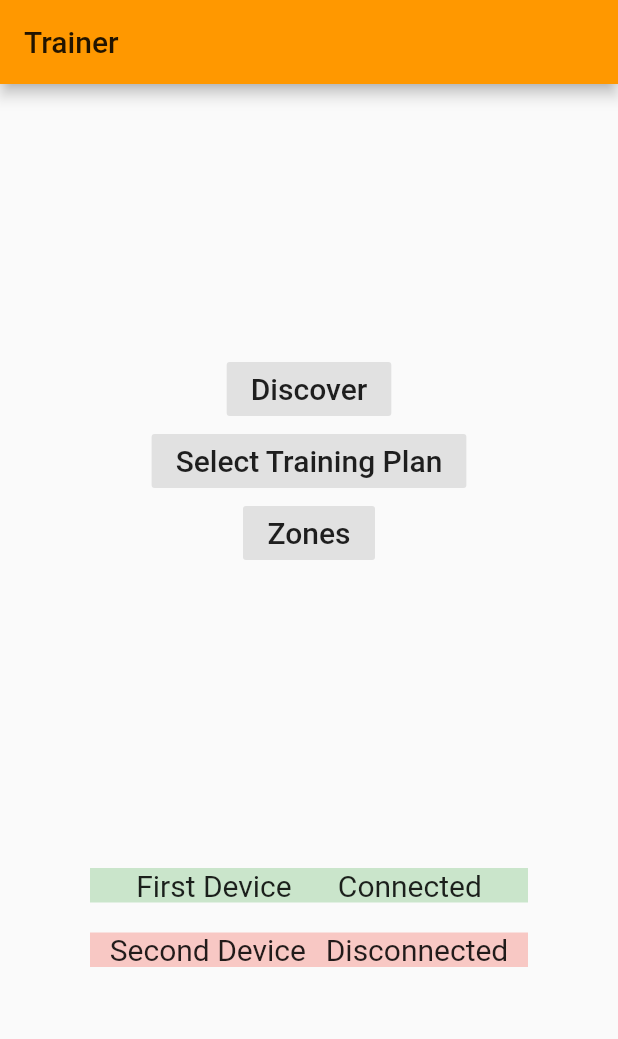
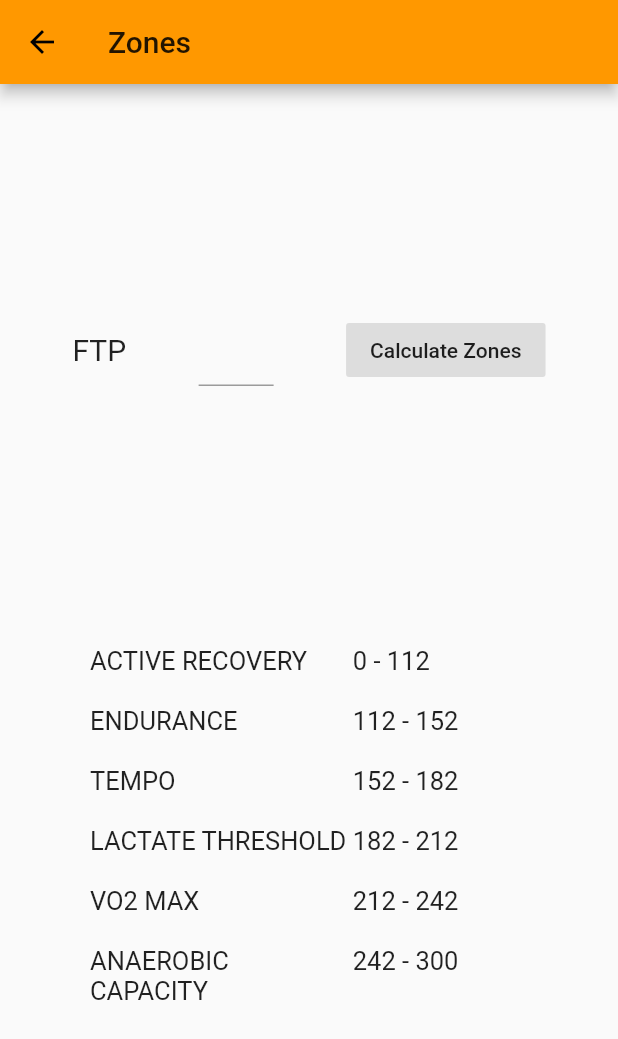
Before and after one commit to 2mawi2/Flutter-Trainer, a Flutter app: the screen it shows after launch, after a tap on "Zones", on a phone screen of 412 x 824 dp. Shown: the top 1039 px of the screen. Run offline on Flutter 3.47's test engine with Material 2 defaults, Android fonts, the phone set to English and light mode, and no system bars.

Commit message:
Implement Zones

```diff
--- a/lib/home/widget/HomeWidget.dart
+++ b/lib/home/HomeWidget.dart
@@ -1,12 +1,12 @@
 import 'package:flutter/cupertino.dart';
 import 'package:flutter/material.dart';
-import 'package:trainer/home/model/Device.dart';
+import 'package:trainer/home/Device.dart';
+import 'package:trainer/zone/ZoneWidget.dart';
 
-import '../../common/Styles.dart';
+import '../common/Styles.dart';
 
 class HomeWidget extends StatefulWidget {
-  HomeWidget({Key key, this.title}) : super(key: key);
-  final String title;
+  HomeWidget({Key key}) : super(key: key);
 
   @override
   _HomeState createState() => _HomeState();
@@ -38,13 +38,18 @@ class _HomeState extends State<HomeWidget> {
 
   void _onClickSelectButton() {}
 
-  void _onClickZonesButton() {}
+  void _onClickZonesButton() {
+    Navigator.push(
+      context,
+      MaterialPageRoute(builder: (context) => ZoneWidget()),
+    );
+  }
 
   @override
   Widget build(BuildContext context) {
     return Scaffold(
       appBar: AppBar(
-        title: Text(widget.title),
+        title: Text("Trainer"),
       ),
       body: Center(
         child: Column(
@@ -75,7 +80,7 @@ class _HomeState extends State<HomeWidget> {
                     Text(device.name, style: TextStyle(fontSize: 20.0)),
                     Spacer(),
                     Text(device.getStateText(),
-                        style: TextStyle(fontSize: 20.0)),
+                        style: TextStyle(fontSize: 15.0)),
                     Spacer(),
                   ],
                 ),
--- a/lib/main.dart
+++ b/lib/main.dart
@@ -1,5 +1,6 @@
 import 'package:flutter/material.dart';
-import 'package:trainer/home/widget/HomeWidget.dart';
+import 'package:trainer/home/HomeWidget.dart';
+import 'package:trainer/zone/ZoneWidget.dart';
 
 void main() {
   runApp(MyApp());
@@ -14,7 +15,7 @@ class MyApp extends StatelessWidget {
         primarySwatch: Colors.orange,
         visualDensity: VisualDensity.adaptivePlatformDensity,
       ),
-      home: HomeWidget(title: 'Trainer'),
+      home: HomeWidget(),
     );
   }
 }
--- /dev/null
+++ b/lib/zone/Zone.dart
@@ -0,0 +1,12 @@
+class Zone {
+  final int index;
+  final String name;
+  final double min;
+  final double max;
+
+  Zone({this.index, this.name, this.min, this.max});
+
+  String getFormattedZones() {
+    return "${this.min.toStringAsFixed(0)} - ${this.max.toStringAsFixed(0)}";
+  }
+}
--- /dev/null
+++ b/lib/zone/ZoneHelper.dart
@@ -0,0 +1,30 @@
+import 'Zone.dart';
+
+List<Zone> getZones(int ftp) {
+  var difference = 0.0000001;
+  return [
+    Zone(
+        index: 1,
+        name: "ACTIVE RECOVERY",
+        min: ftp * 0.0,
+        max: ftp * 0.56 - difference),
+    Zone(
+        index: 2,
+        name: "ENDURANCE",
+        min: ftp * 0.56,
+        max: ftp * 0.76 - difference),
+    Zone(
+        index: 3, name: "TEMPO", min: ftp * 0.76, max: ftp * 0.91 - difference),
+    Zone(
+        index: 4,
+        name: "LACTATE THRESHOLD",
+        min: ftp * 0.91,
+        max: ftp * 1.06 - difference),
+    Zone(
+        index: 5,
+        name: "VO2 MAX",
+        min: ftp * 1.06,
+        max: ftp * 1.21 - difference),
+    Zone(index: 6, name: "ANAEROBIC CAPACITY", min: ftp * 1.21, max: ftp * 1.5),
+  ];
+}
--- /dev/null
+++ b/lib/zone/ZoneWidget.dart
@@ -0,0 +1,81 @@
+import 'package:flutter/cupertino.dart';
+import 'package:flutter/material.dart';
+import 'package:flutter/services.dart';
+import 'package:trainer/zone/Zone.dart';
+import 'package:trainer/zone/ZoneHelper.dart';
+
+import '../common/Styles.dart';
+
+class ZoneWidget extends StatefulWidget {
+  ZoneWidget({Key key}) : super(key: key);
+
+  @override
+  _ZoneState createState() => _ZoneState();
+}
+
+class _ZoneState extends State<ZoneWidget> {
+  @override
+  Widget build(BuildContext context) {
+    return Scaffold(
+      appBar: AppBar(
+        title: Text("Zones"),
+      ),
+      body: Center(
+        child: Column(
+          mainAxisAlignment: MainAxisAlignment.center,
+          children: <Widget>[
+            Spacer(),
+            ftpForm(),
+            Spacer(),
+            zones(),
+            Spacer(),
+          ],
+        ),
+      ),
+    );
+  }
+
+  ftpForm() {
+    return Form(
+      child: Row(
+        mainAxisAlignment: MainAxisAlignment.center,
+        children: [
+          Spacer(),
+          Text("FTP", style: TextStyle(fontSize: 20.0)),
+          Spacer(),
+          Container(
+            width: 50,
+            child: TextFormField(),
+          ),
+          Spacer(),
+          FlatButton(
+            onPressed: () {},
+            color: Colors.grey.withAlpha(80),
+            child: Text('Calculate Zones'),
+          ),
+          Spacer(),
+        ],
+      ),
+    );
+  }
+
+  Column zones() {
+    return Column(
+      children: getZones(200)
+          .map((zone) => Padding(
+                padding: EdgeInsets.only(top: 20.0, left: 60.0, right: 60.0),
+                child: Table(
+                  columnWidths: {1: FractionColumnWidth(.4)},
+                  children: [
+                    TableRow(children: [
+                      Text(zone.name, style: TextStyle(fontSize: 17.0)),
+                      Text(zone.getFormattedZones(),
+                          style: TextStyle(fontSize: 17.0)),
+                    ])
+                  ],
+                ),
+              ))
+          .toList(),
+    );
+  }
+}
```
Also changed, not shown: lib/home/Device.dart (renamed from lib/home/model/Device.dart), 1 other file.
